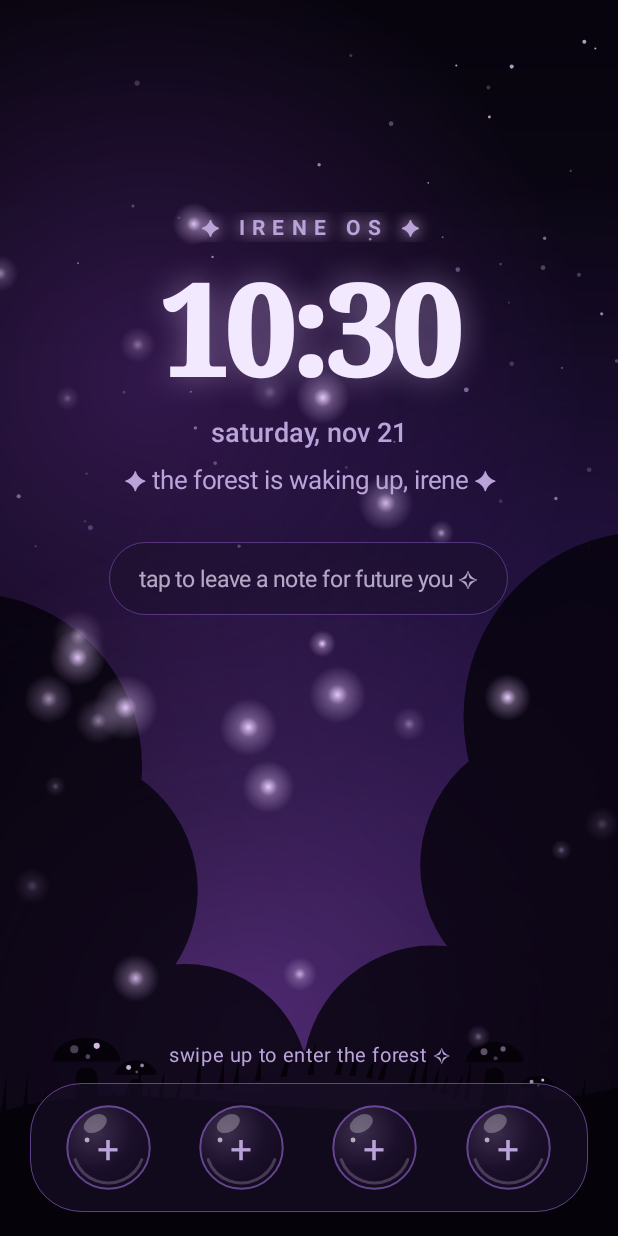
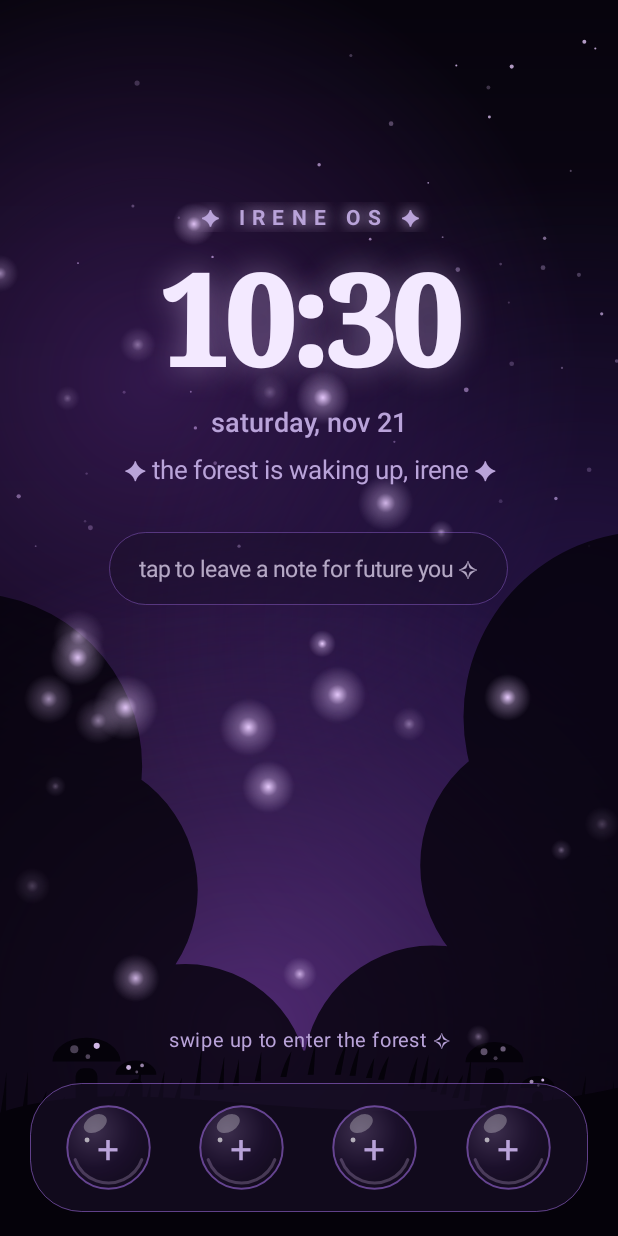
Before and after one commit to irenemartin1/irene-os-home, an Android app: the screen it shows after launch (MainActivity), on a phone screen of 412 x 824 dp. Run offline under Robolectric (Android 15) with nearby library versions, the phone set to English and light mode, and no system bars.

Commit message:
Update MainActivity.kt

```diff
--- a/app/src/main/java/app/irene/pastel/MainActivity.kt
+++ b/app/src/main/java/app/irene/pastel/MainActivity.kt
@@ -255,7 +255,11 @@ class MainActivity : Activity() {
 
         homeLayer.addView(View(this), LinearLayout.LayoutParams(1, 0, 1.2f))
 
-        hintText = text(13f).apply { text = "swipe up to enter the forest ✧"; letterSpacing = 0.05f }
+        hintText = text(13f).apply {
+            text = "swipe up to enter the forest ✧"; letterSpacing = 0.05f
+            setPadding(dp(24), dp(10), dp(24), dp(10))
+            setOnClickListener { openDrawer() } // tapping the hint opens apps too
+        }
         homeLayer.addView(hintText)
 
         dock = LinearLayout(this).apply {
```
